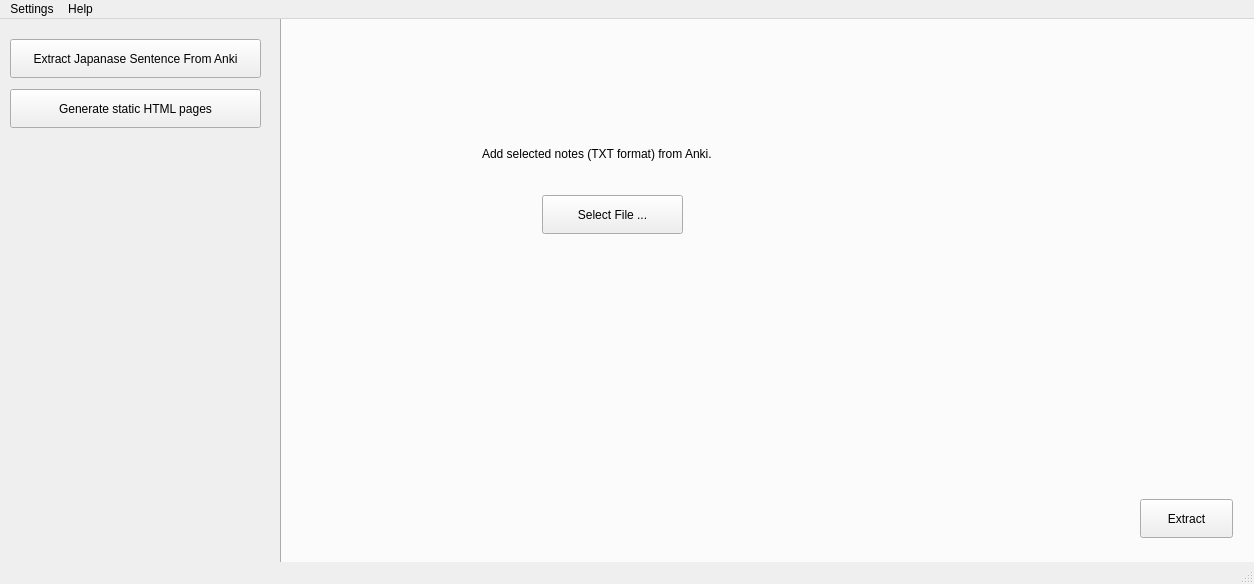
This is guiprogram.ui in ahmadardani/matsuba as Qt 5 draws it before an edit. The edited form follows.
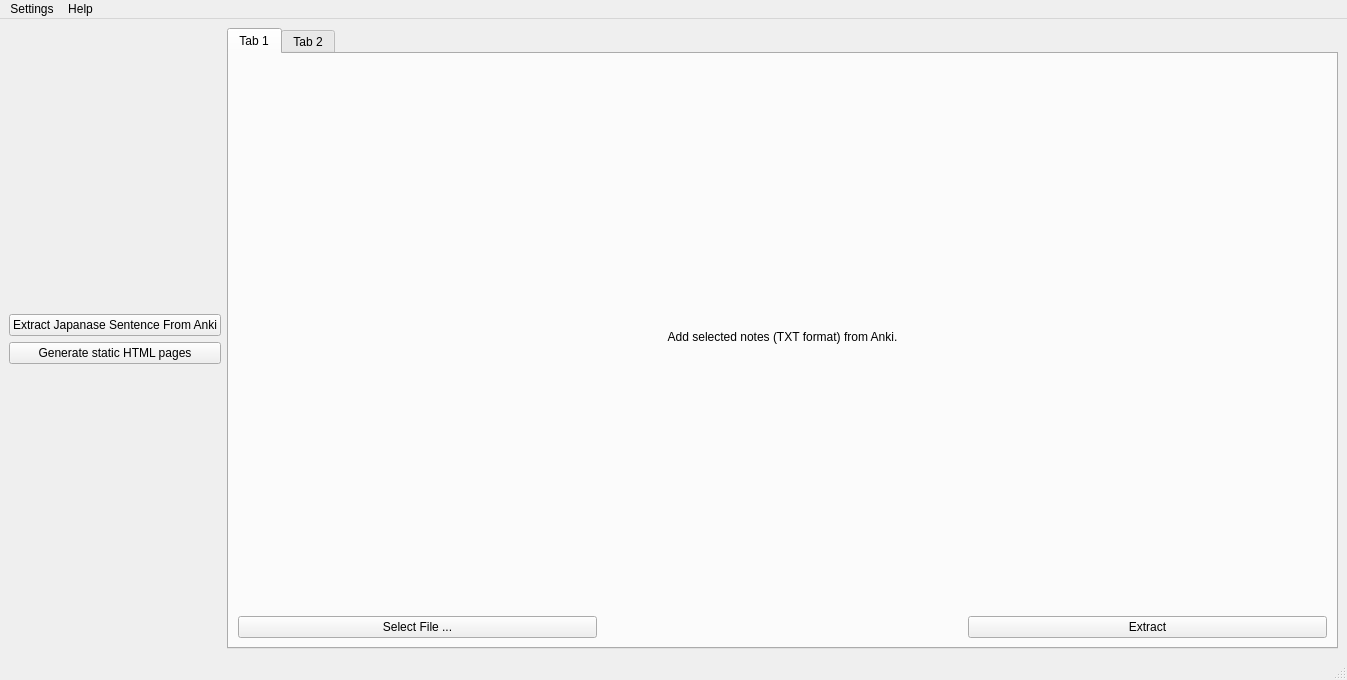
This is the edited form.

Commit message: Adjusted layout GUI; TabWidget now responsive.

```diff
--- a/guiprogram.ui
+++ b/guiprogram.ui
@@ -6,56 +6,72 @@
    <rect>
     <x>0</x>
     <y>0</y>
-    <width>1254</width>
-    <height>584</height>
+    <width>1347</width>
+    <height>680</height>
    </rect>
   </property>
   <property name="windowTitle">
    <string>matsuba</string>
   </property>
   <widget class="QWidget" name="centralwidget">
+   <layout class="QGridLayout" name="gridLayout_4">
+    <item row="0" column="0">
+     <layout class="QGridLayout" name="gridLayout_3">
+      <item row="0" column="1">
+       <layout class="QGridLayout" name="gridLayout_2">
+        <item row="0" column="0" rowspan="2">
    <widget class="QTabWidget" name="tabWidget">
-    <property name="geometry">
-     <rect>
-      <x>280</x>
-      <y>-50</y>
-      <width>981</width>
-      <height>611</height>
-     </rect>
+          <property name="sizePolicy">
+           <sizepolicy hsizetype="Expanding" vsizetype="Expanding">
+            <horstretch>0</horstretch>
+            <verstretch>0</verstretch>
+           </sizepolicy>
     </property>
     <property name="currentIndex">
      <number>0</number>
     </property>
     <widget class="QWidget" name="tab">
+           <property name="enabled">
+            <bool>true</bool>
+           </property>
+           <property name="sizePolicy">
+            <sizepolicy hsizetype="Expanding" vsizetype="Expanding">
+             <horstretch>0</horstretch>
+             <verstretch>0</verstretch>
+            </sizepolicy>
+           </property>
      <attribute name="title">
       <string>Tab 1</string>
      </attribute>
+           <layout class="QGridLayout" name="gridLayout">
+            <item row="2" column="2">
+             <widget class="QPushButton" name="pushButton_4">
+              <property name="text">
+               <string>Extract</string>
+              </property>
+             </widget>
+            </item>
+            <item row="2" column="0">
      <widget class="QPushButton" name="pushButton_3">
-      <property name="geometry">
-       <rect>
-        <x>260</x>
-        <y>200</y>
-        <width>141</width>
-        <height>39</height>
-       </rect>
-      </property>
       <property name="text">
        <string>Select File ...</string>
       </property>
      </widget>
+            </item>
+            <item row="0" column="0" colspan="3">
      <widget class="QLabel" name="label">
-      <property name="geometry">
-       <rect>
-        <x>200</x>
-        <y>150</y>
-        <width>271</width>
-        <height>17</height>
-       </rect>
+              <property name="enabled">
+               <bool>true</bool>
       </property>
       <property name="text">
        <string>Add selected notes (TXT format) from Anki.</string>
       </property>
-     </widget>
+              <property name="alignment">
+               <set>Qt::AlignCenter</set>
+              </property>
+             </widget>
+            </item>
+           </layout>
     </widget>
     <widget class="QWidget" name="tab_2">
      <attribute name="title">
@@ -73,52 +89,63 @@
      </widget>
     </widget>
    </widget>
+        </item>
+       </layout>
+      </item>
+      <item row="0" column="0">
+       <layout class="QVBoxLayout" name="verticalLayout">
+        <item>
+         <spacer name="verticalSpacer_2">
+          <property name="orientation">
+           <enum>Qt::Vertical</enum>
+          </property>
+          <property name="sizeHint" stdset="0">
+           <size>
+            <width>20</width>
+            <height>40</height>
+           </size>
+          </property>
+         </spacer>
+        </item>
+        <item>
    <widget class="QPushButton" name="btnMenuExtract">
-    <property name="geometry">
-     <rect>
-      <x>10</x>
-      <y>20</y>
-      <width>251</width>
-      <height>39</height>
-     </rect>
-    </property>
     <property name="text">
      <string>Extract Japanase Sentence From Anki</string>
     </property>
    </widget>
+        </item>
+        <item>
    <widget class="QPushButton" name="btnMenuGenerate">
-    <property name="geometry">
-     <rect>
-      <x>10</x>
-      <y>70</y>
-      <width>251</width>
-      <height>39</height>
-     </rect>
-    </property>
     <property name="text">
      <string>Generate static HTML pages</string>
     </property>
    </widget>
-   <widget class="QPushButton" name="pushButton_4">
-    <property name="geometry">
-     <rect>
-      <x>1140</x>
-      <y>480</y>
-      <width>93</width>
-      <height>39</height>
-     </rect>
-    </property>
-    <property name="text">
-     <string>Extract</string>
-    </property>
-   </widget>
+        </item>
+        <item>
+         <spacer name="verticalSpacer">
+          <property name="orientation">
+           <enum>Qt::Vertical</enum>
+          </property>
+          <property name="sizeHint" stdset="0">
+           <size>
+            <width>20</width>
+            <height>40</height>
+           </size>
+          </property>
+         </spacer>
+        </item>
+       </layout>
+      </item>
+     </layout>
+    </item>
+   </layout>
   </widget>
   <widget class="QMenuBar" name="menubar">
    <property name="geometry">
     <rect>
      <x>0</x>
      <y>0</y>
-     <width>1254</width>
+     <width>1347</width>
      <height>29</height>
     </rect>
    </property>
```
Left out of the diff: 4 changed lines with no effect on the pictures. Lines whose indentation alone changed are shown as unchanged. The commit also changes 3 other files.
